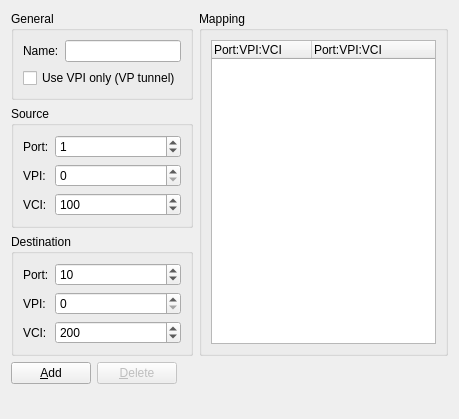
Before: the Qt Designer form gns3/modules/dynamips/ui/atm_switch_configuration_page.ui in mpplab/MNSS, drawn with Qt 5.
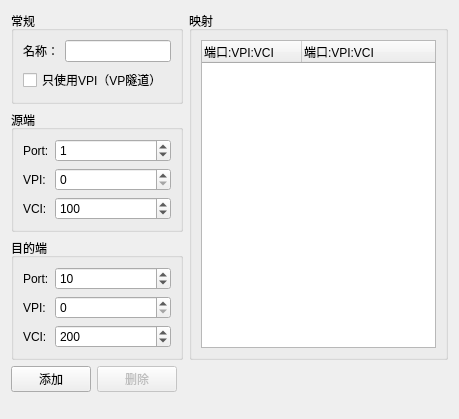
After: the same form once the commit is applied.

What changed in the file:
```diff
--- a/gns3/modules/dynamips/ui/atm_switch_configuration_page.ui
+++ b/gns3/modules/dynamips/ui/atm_switch_configuration_page.ui
@@ -17,13 +17,13 @@
    <item row="0" column="0" colspan="3">
     <widget class="QGroupBox" name="uiGeneralGroupBox">
      <property name="title">
-      <string>General</string>
+      <string>常规</string>
      </property>
      <layout class="QGridLayout" name="gridLayout">
       <item row="0" column="0">
        <widget class="QLabel" name="uiNameLabel">
         <property name="text">
-         <string>Name:</string>
+         <string>名称：</string>
         </property>
        </widget>
       </item>
@@ -33,7 +33,7 @@
       <item row="1" column="0" colspan="2">
        <widget class="QCheckBox" name="uiVPICheckBox">
         <property name="text">
-         <string>Use VPI only (VP tunnel)</string>
+         <string>只使用VPI（VP隧道）</string>
         </property>
        </widget>
       </item>
@@ -43,7 +43,7 @@
    <item row="0" column="3" rowspan="3">
     <widget class="QGroupBox" name="uiMappingGroupBox">
      <property name="title">
-      <string>Mapping</string>
+      <string>映射</string>
      </property>
      <layout class="QVBoxLayout">
       <item>
@@ -59,12 +59,12 @@
         </property>
         <column>
          <property name="text">
-          <string>Port:VPI:VCI</string>
+          <string>端口:VPI:VCI</string>
          </property>
         </column>
         <column>
          <property name="text">
-          <string>Port:VPI:VCI</string>
+          <string>端口:VPI:VCI</string>
          </property>
         </column>
        </widget>
@@ -75,7 +75,7 @@
    <item row="3" column="0">
     <widget class="QPushButton" name="uiAddPushButton">
      <property name="text">
-      <string>&amp;Add</string>
+      <string>添加</string>
      </property>
     </widget>
    </item>
@@ -85,7 +85,7 @@
       <bool>false</bool>
      </property>
      <property name="text">
-      <string>&amp;Delete</string>
+      <string>删除</string>
      </property>
     </widget>
    </item>
@@ -111,7 +111,7 @@
       </sizepolicy>
      </property>
      <property name="title">
-      <string>Source</string>
+      <string>源端</string>
      </property>
      <layout class="QGridLayout">
       <item row="0" column="0">
@@ -201,7 +201,7 @@
       </sizepolicy>
      </property>
      <property name="title">
-      <string>Destination</string>
+      <string>目的端</string>
      </property>
      <layout class="QGridLayout">
       <item row="0" column="0">
```
Left out of the diff: 2 changed lines with no effect on the pictures.
